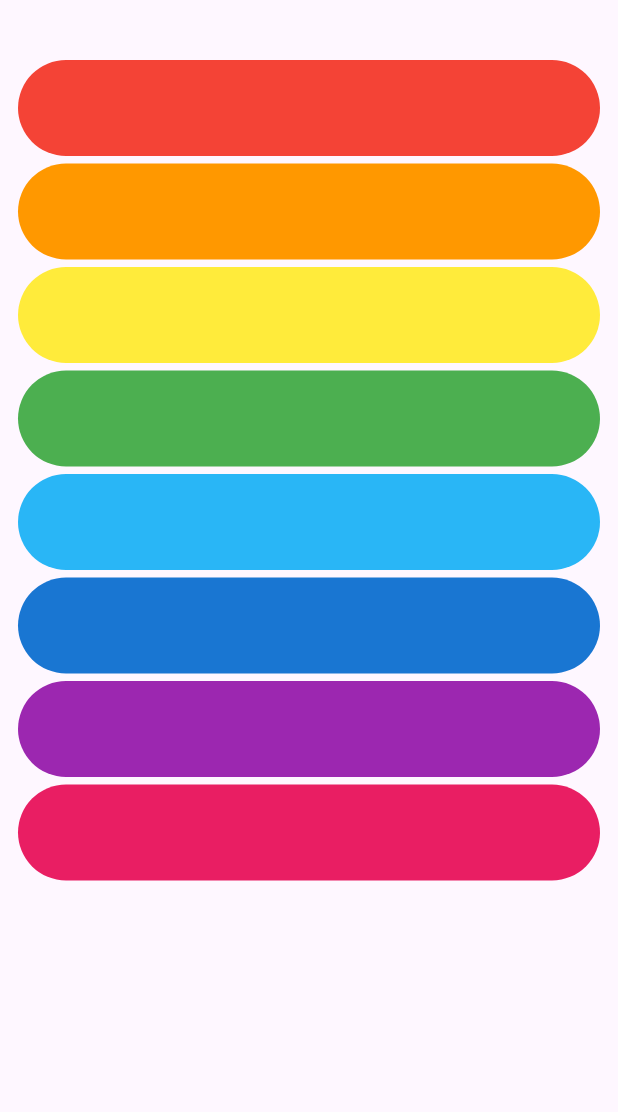
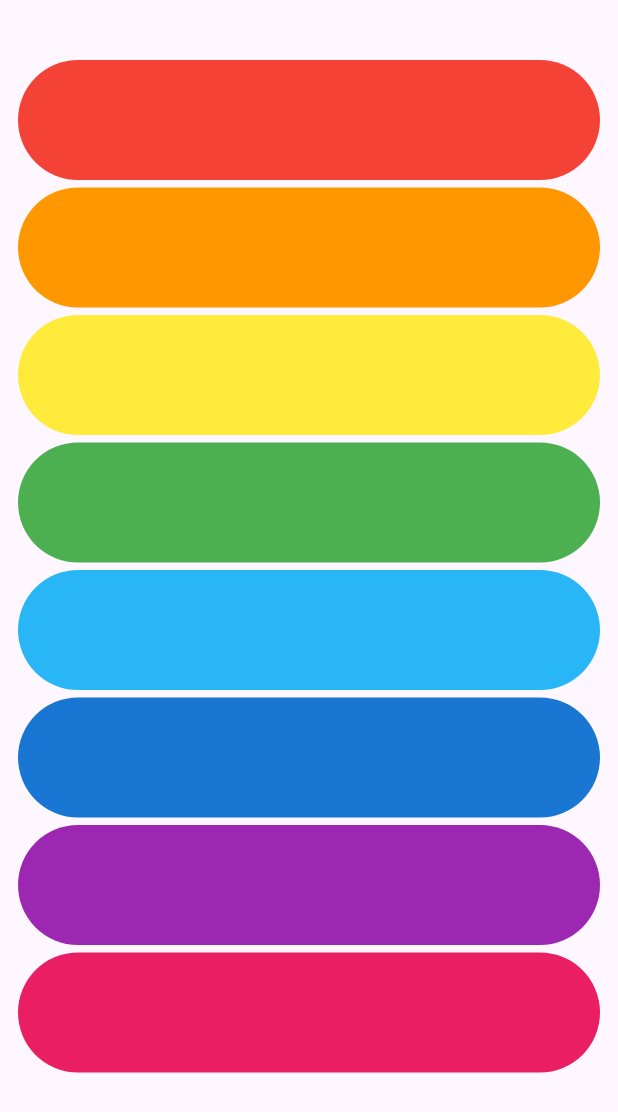
Before and after one commit to Ratndeep1999/xylophone, a Flutter app: the screen it shows after launch, on a phone screen of 412 x 824 dp. Shown: the top 1112 px of the screen. Run offline on Flutter 3.47's test engine with Material 3 defaults, Android fonts, the phone set to English and light mode, and no system bars; our stand-ins replace audioplayers.

Commit message:
responsive buttons for both web and android app

```diff
--- a/lib/xylophonebuttons.dart
+++ b/lib/xylophonebuttons.dart
@@ -19,7 +19,7 @@ class XyloPhoneButtons extends StatelessWidget {
       },
       style: TextButton.styleFrom(
         backgroundColor: buttonColor,
-        fixedSize: kIsWeb ? Size.fromHeight(64) : Size.fromHeight(64),
+        fixedSize: kIsWeb ? Size.fromHeight(64) : Size.fromHeight(80),
         shape: RoundedRectangleBorder(borderRadius: BorderRadius.circular(40)),
       ),
       child: Text(''),
```
